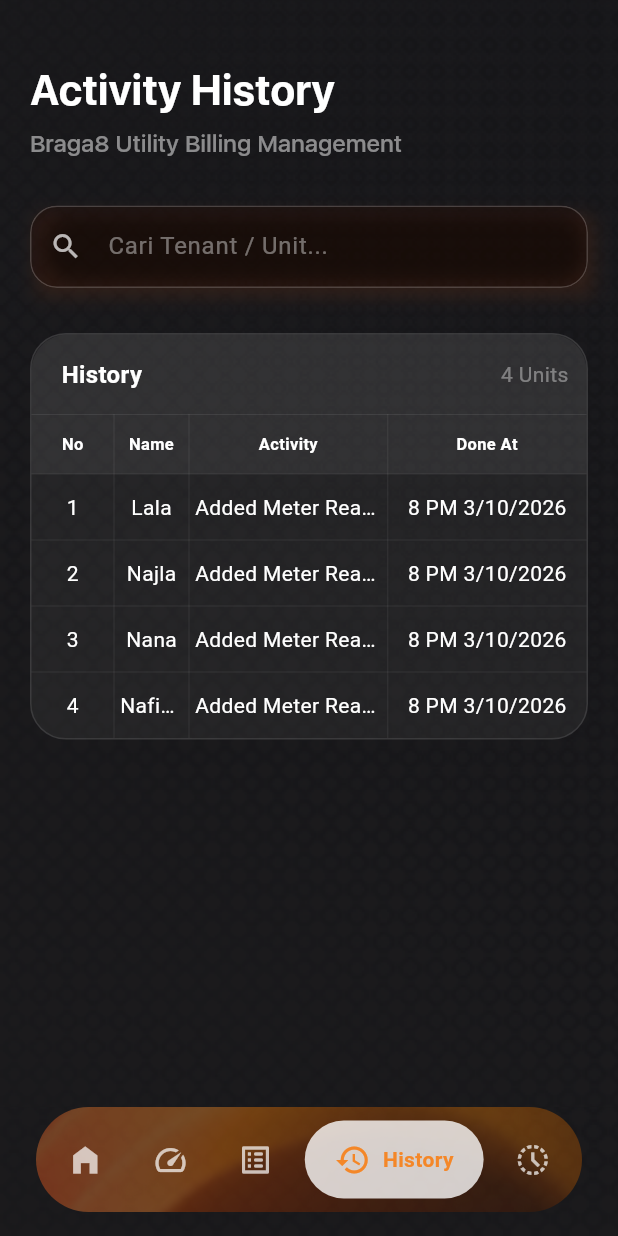
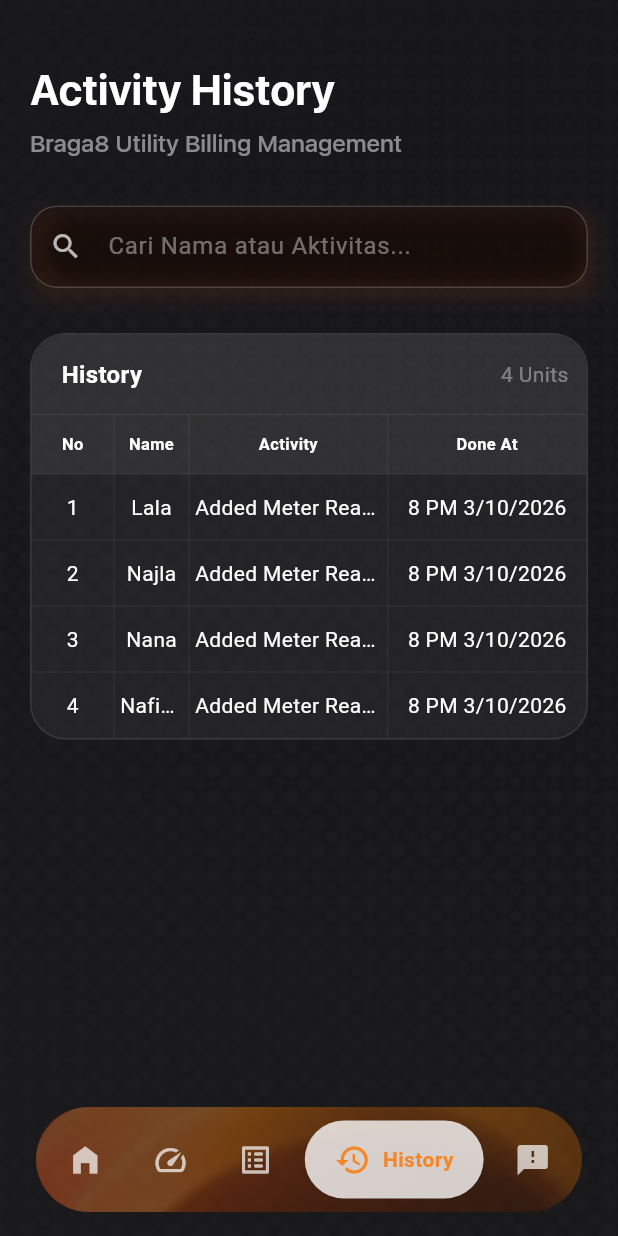
Before and after one commit to najlanafisah/braga8-app-components, a Flutter app: the screen it shows after launch, scrolled down 68 dp, after a tap on "History", on a phone screen of 412 x 824 dp. Run offline on Flutter 3.47's test engine with Material 3 defaults, Android fonts, the light colour scheme and no system bars; project files that could hold a hidden picture were left out.

Commit message:
searchbar fixed

```diff
--- a/lib/views/history/history_screen.dart
+++ b/lib/views/history/history_screen.dart
@@ -44,25 +44,32 @@ class _HistoryScreenState extends State<HistoryScreen> {
     },
   ];
 
-  List<Map<String, dynamic>> _filteredTenants = [];
+  // Variabel untuk menyimpan baris data yang sudah difilter
+  List<Map<String, dynamic>> _filteredHistories = [];
   final TextEditingController _searchController = TextEditingController();
 
   @override
   void initState() {
     super.initState();
-    _filteredTenants = _allTenants;
+    // Inisialisasi awal: ambil semua data dari histories_data pertama
+    _filteredHistories = List<Map<String, dynamic>>.from(_allTenants[0]['histories_data']);
   }
 
   void _filterData(String query) {
     setState(() {
+      // Ambil data asli sebagai referensi pencarian
+      List<Map<String, dynamic>> allData = List<Map<String, dynamic>>.from(_allTenants[0]['histories_data']);
+
       if (query.isEmpty) {
-        _filteredTenants = _allTenants;
+        _filteredHistories = allData;
       } else {
-        _filteredTenants = _allTenants.where((tenant) {
-          final histories = tenant['histories_data'] as List;
-          return histories.any(
-            (h) => h['name'].toLowerCase().contains(query.toLowerCase()),
-          );
+        _filteredHistories = allData.where((h) {
+          final name = h['name'].toString().toLowerCase();
+          final activity = h['activity'].toString().toLowerCase();
+          final search = query.toLowerCase();
+
+          // Mencari di kolom Nama ATAU kolom Aktivitas
+          return name.contains(search) || activity.contains(search);
         }).toList();
       }
     });
@@ -92,13 +99,14 @@ class _HistoryScreenState extends State<HistoryScreen> {
                 SizedBox(height: 30),
                 CustomSearchBar(
                   controller: _searchController,
-                  hintText: "Cari Tenant / Unit...",
+                  hintText: "Cari Nama atau Aktivitas...",
                   onChanged: (value) => _filterData(value),
                   onSearchPressed: () => _filterData(_searchController.text),
                 ),
                 SizedBox(height: 30),
 
-                if (_filteredTenants.isEmpty)
+                // Cek jika hasil filter kosong
+                if (_filteredHistories.isEmpty)
                   Center(
                     child: Padding(
                       padding: EdgeInsets.only(top: 20),
@@ -109,13 +117,11 @@ class _HistoryScreenState extends State<HistoryScreen> {
                     ),
                   )
                 else
-                  ..._filteredTenants.map((tenant) {
-                    return TableCard(
+                  // Langsung panggil TableCard satu kali dengan data yang sudah difilter
+                  TableCard(
                     main: "History",
                     columns: ["No", "Name", "Activity", "Done At"],
-                      data: List<Map<String, dynamic>>.from(
-                        tenant['histories_data'],
-                      ),
+                    data: _filteredHistories,
                     onRowTap: (item) {
                       PopUpDetail.showDetail(
                         context: context,
@@ -150,8 +156,7 @@ class _HistoryScreenState extends State<HistoryScreen> {
                         style: TextStyle(color: Colors.white),
                       ),
                     ],
-                    );
-                  }),
+                  ),
                 SizedBox(height: 50),
               ],
             ),
--- a/lib/widgets/bottom_navbar_costom.dart
+++ b/lib/widgets/bottom_navbar_costom.dart
@@ -28,7 +28,7 @@ class BottomNavbarCustom extends StatelessWidget {
               _navItem(1, Icons.speed, "Meter"),
               _navItem(2, Icons.list_alt_rounded, "List"),
               _navItem(3, Icons.history, "History"),
-              _navItem(4, Icons.history_toggle_off, "Log"),
+              _navItem(4, Icons.feedback, "Report"),
             ],
           ),
         ),
```
Lines whose indentation alone changed are shown as unchanged.
